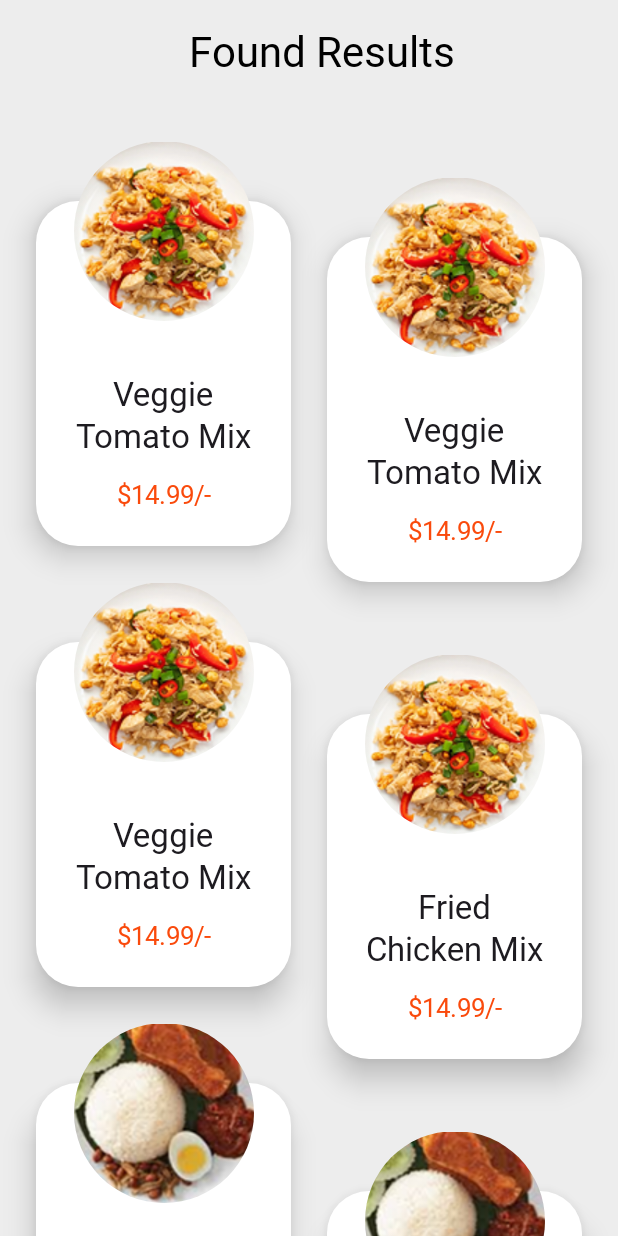
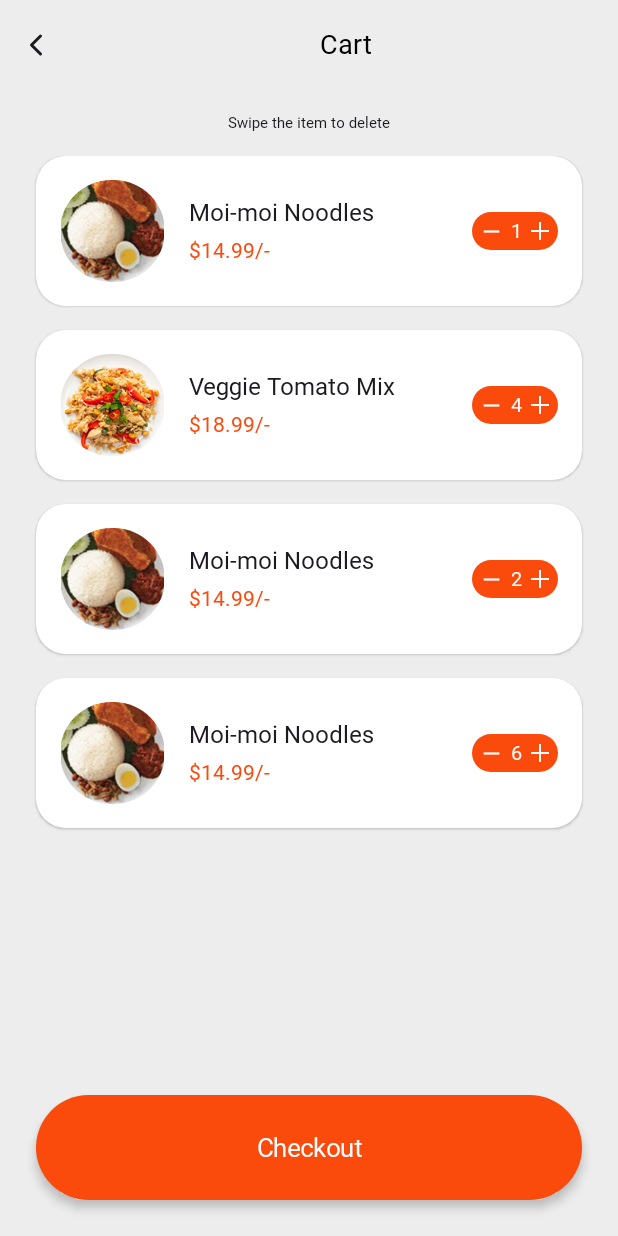
Before and after one commit to pratikmhatre/Foodie, an Android app built with Jetpack Compose: the screen it shows after launch (MainActivity), on a phone screen of 412 x 824 dp. Run offline under Robolectric (Android 15) with nearby library versions, the phone set to English and light mode, and no system bars; Roboto replaces fonts that are not available here.

```diff
--- a/app/src/main/java/cypher/foodie/MainActivity.kt
+++ b/app/src/main/java/cypher/foodie/MainActivity.kt
@@ -12,6 +12,7 @@ import androidx.compose.material3.Text
 import androidx.compose.runtime.Composable
 import androidx.compose.ui.Modifier
 import androidx.compose.ui.tooling.preview.Preview
+import cypher.foodie.ui.screens.CartScreen
 import cypher.foodie.ui.screens.DashboardScreen
 import cypher.foodie.ui.screens.OnboardingScreen
 import cypher.foodie.ui.screens.WishlistScreen
@@ -24,7 +25,7 @@ class MainActivity : ComponentActivity() {
         setContent {
             FoodieTheme {
                 Scaffold(modifier = Modifier.fillMaxSize()) { innerPadding ->
-                    WishlistScreen(modifier = Modifier.padding(innerPadding))
+                    CartScreen(modifier = Modifier.padding(innerPadding))
                 }
             }
         }
@@ -37,7 +38,6 @@ fun Greeting(name: String, modifier: Modifier = Modifier) {
         text = "Hello $name!",
         modifier = modifier
     )
-    MaterialTheme.shapes.medium
 }
 
 @Preview(showBackground = true)
--- /dev/null
+++ b/app/src/main/java/cypher/foodie/ui/screens/CartScreen.kt
@@ -0,0 +1,196 @@
+package cypher.foodie.ui.screens
+
+import androidx.annotation.DrawableRes
+import androidx.annotation.StringRes
+import androidx.compose.foundation.Image
+import androidx.compose.foundation.background
+import androidx.compose.foundation.clickable
+import androidx.compose.foundation.layout.Arrangement
+import androidx.compose.foundation.layout.Box
+import androidx.compose.foundation.layout.Column
+import androidx.compose.foundation.layout.PaddingValues
+import androidx.compose.foundation.layout.Row
+import androidx.compose.foundation.layout.Spacer
+import androidx.compose.foundation.layout.fillMaxSize
+import androidx.compose.foundation.layout.fillMaxWidth
+import androidx.compose.foundation.layout.height
+import androidx.compose.foundation.layout.padding
+import androidx.compose.foundation.layout.size
+import androidx.compose.foundation.layout.width
+import androidx.compose.foundation.lazy.LazyColumn
+import androidx.compose.foundation.lazy.items
+import androidx.compose.foundation.shape.CircleShape
+import androidx.compose.material3.Icon
+import androidx.compose.material3.MaterialTheme
+import androidx.compose.material3.Scaffold
+import androidx.compose.material3.Text
+import androidx.compose.runtime.Composable
+import androidx.compose.ui.Alignment
+import androidx.compose.ui.Modifier
+import androidx.compose.ui.draw.clip
+import androidx.compose.ui.graphics.Color
+import androidx.compose.ui.res.painterResource
+import androidx.compose.ui.res.stringResource
+import androidx.compose.ui.tooling.preview.Preview
+import androidx.compose.ui.unit.dp
+import androidx.compose.ui.unit.sp
+import cypher.foodie.R
+import cypher.foodie.ui.components.BigButton
+import cypher.foodie.ui.components.ElevatedCard
+import cypher.foodie.ui.components.Toolbar
+import cypher.foodie.ui.theme.FoodieTheme
+import cypher.foodie.ui.theme.roundedTypography
+import cypher.foodie.ui.theme.spacing
+import cypher.foodie.ui.theme.textTypography
+
+data class CartItemData(
+    @StringRes val title: Int,
+    @StringRes val price: Int,
+    @DrawableRes val image: Int,
+    val quantity: Int,
+    val isFavourite: Boolean = false
+)
+
+@Composable
+fun CartScreen(modifier: Modifier = Modifier) {
+    val cartList = listOf(
+        CartItemData(
+            title = R.string.item_name_moi_koi,
+            price = R.string.price_1,
+            image = R.drawable.img_moi_koi,
+            quantity = 1
+        ),
+        CartItemData(
+            title = R.string.item_name_veggie_mix,
+            price = R.string.price_2,
+            image = R.drawable.img_fried_chicken_mix,
+            quantity = 4
+        ),
+        CartItemData(
+            title = R.string.item_name_moi_koi,
+            price = R.string.price_1,
+            image = R.drawable.img_moi_koi,
+            quantity = 2
+        ),
+        CartItemData(
+            title = R.string.item_name_moi_koi,
+            price = R.string.price_1,
+            image = R.drawable.img_moi_koi,
+            quantity = 6
+        ),
+    )
+    Scaffold(modifier = modifier, topBar = {
+        Toolbar(
+            modifier = Modifier,
+            title = R.string.cart,
+            onBackClick = {}, rightNavIcon = null, rightNavAction = {})
+    }, bottomBar = {
+        BigButton(text = R.string.checkout) { }
+    }) { padding ->
+        Column(
+            modifier = Modifier
+                .padding(padding)
+                .fillMaxSize(), horizontalAlignment = Alignment.CenterHorizontally
+        ) {
+            Text(
+                text = stringResource(R.string.swipe_to_delete),
+                style = MaterialTheme.textTypography.textRegular,
+                fontSize = 10.sp, modifier = Modifier.padding(vertical = MaterialTheme.spacing.large)
+            )
+            LazyColumn(
+                modifier = Modifier.weight(1f),
+                contentPadding = PaddingValues(horizontal = MaterialTheme.spacing.extraLarge),
+                verticalArrangement = Arrangement.spacedBy(
+                    MaterialTheme.spacing.large
+                )
+            ) {
+                items(cartList) {
+                    CartItem(modifier = Modifier, cartItemData = it)
+                }
+            }
+        }
+    }
+}
+
+@Composable
+fun CartItem(modifier: Modifier = Modifier, cartItemData: CartItemData) {
+    ElevatedCard(
+        modifier = modifier
+            .fillMaxWidth()
+            .height(100.dp)
+    ) {
+        Row(modifier = Modifier.fillMaxSize(), verticalAlignment = Alignment.CenterVertically) {
+            Image(
+                modifier = Modifier
+                    .size(70.dp)
+                    .clip(CircleShape),
+                contentDescription = "Cart item image",
+                painter = painterResource(cartItemData.image)
+            )
+            Spacer(Modifier.width(MaterialTheme.spacing.large))
+            Box(contentAlignment = Alignment.CenterStart) {
+                Column {
+                    Text(
+                        text = stringResource(cartItemData.title),
+                        style = MaterialTheme.roundedTypography.roundedSemiBold,
+                        color = MaterialTheme.colorScheme.onBackground,
+                        modifier = Modifier, fontSize = 16.sp
+                    )
+                    Spacer(Modifier.height(MaterialTheme.spacing.small))
+                    Text(
+                        text = stringResource(cartItemData.price),
+                        style = MaterialTheme.roundedTypography.roundedSemiBold,
+                        color = MaterialTheme.colorScheme.primary,
+                        modifier = Modifier, fontSize = 14.sp
+                    )
+                }
+                Box(modifier = Modifier.fillMaxWidth(), contentAlignment = Alignment.TopEnd) {
+                    Counter(Modifier, value = cartItemData.quantity.toString(), onAdd = { }, onRemove = { })
+                }
+            }
+        }
+    }
+}
+
+@Composable
+fun Counter(modifier: Modifier = Modifier, value: String, onAdd: () -> Unit, onRemove: () -> Unit) {
+    Row(
+        modifier = modifier
+            .background(MaterialTheme.colorScheme.primary, MaterialTheme.shapes.large)
+            .height(25.dp)
+            .clip(MaterialTheme.shapes.large)
+            .padding(horizontal = MaterialTheme.spacing.extraSmall),
+        verticalAlignment = Alignment.CenterVertically,
+        horizontalArrangement = Arrangement.spacedBy(MaterialTheme.spacing.extraSmall)
+    ) {
+        Icon(
+            modifier = Modifier
+                .size(18.dp)
+                .clickable { onRemove() },
+            tint = Color.White,
+            painter = painterResource(R.drawable.ic_remove),
+            contentDescription = ""
+        )
+        Text(
+            text = value,
+            color = Color.White,
+            style = MaterialTheme.roundedTypography.roundedSemiBold,
+            fontSize = 13.sp
+        )
+        Icon(
+            painter = painterResource(R.drawable.ic_add), contentDescription = "",
+            modifier = Modifier
+                .size(16.dp)
+                .clickable { onAdd() },
+            tint = Color.White,
+        )
+    }
+}
+
+@Preview
+@Composable
+private fun CartScreenPreview() {
+    FoodieTheme {
+        CartScreen()
+    }
+}
--- a/app/src/main/java/cypher/foodie/ui/screens/ProfileScreen.kt
+++ b/app/src/main/java/cypher/foodie/ui/screens/ProfileScreen.kt
@@ -38,7 +38,7 @@ import cypher.foodie.ui.theme.textTypography
 fun ProfileScreen(modifier: Modifier = Modifier) {
     Scaffold(
         modifier = modifier, containerColor = MaterialTheme.colorScheme.background,
-        topBar = { Toolbar(modifier = Modifier, title = R.string.my_profile) { } }, bottomBar = {
+        topBar = { Toolbar(modifier = Modifier, title = R.string.my_profile, rightNavIcon = null) { } }, bottomBar = {
             BigButton(text = R.string.update_profile, isPrimaryButton = true) {
 
             }
--- /dev/null
+++ b/app/src/main/res/drawable/ic_add.xml
@@ -0,0 +1,5 @@
+<vector xmlns:android="http://schemas.android.com/apk/res/android" android:height="24dp" android:tint="#FFFFFF" android:viewportHeight="960" android:viewportWidth="960" android:width="24dp">
+
+    <path android:fillColor="@android:color/white" android:pathData="M440,840L440,520L120,520L120,440L440,440L440,120L520,120L520,440L840,440L840,520L520,520L520,840L440,840Z"/>
+
+</vector>
--- /dev/null
+++ b/app/src/main/res/drawable/ic_remove.xml
@@ -0,0 +1,5 @@
+<vector xmlns:android="http://schemas.android.com/apk/res/android" android:height="24dp" android:tint="#FFFFFF" android:viewportHeight="960" android:viewportWidth="960" android:width="24dp">
+
+    <path android:fillColor="@android:color/white" android:pathData="M200,520L200,440L760,440L760,520L200,520Z"/>
+
+</vector>
```
Also changed, not shown: app/src/main/java/cypher/foodie/ui/components/UiComponents.kt (+58 -11 lines), app/src/main/java/cypher/foodie/ui/screens/ProductDetailsScreen.kt (added, +152 -0 lines), app/src/main/java/cypher/foodie/ui/screens/ProfileDetailsScreen.kt (added, +121 -0 lines), app/src/main/res/values/strings.xml (+20 -0 lines).
